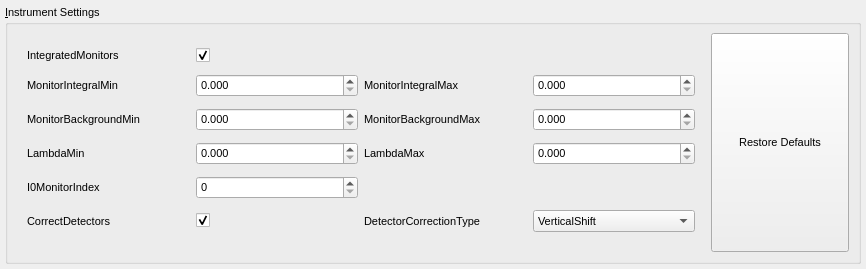
mantidproject/mantid, file qt/scientific_interfaces/ISISReflectometry/GUI/Instrument/InstrumentWidget.ui: the form before one commit.
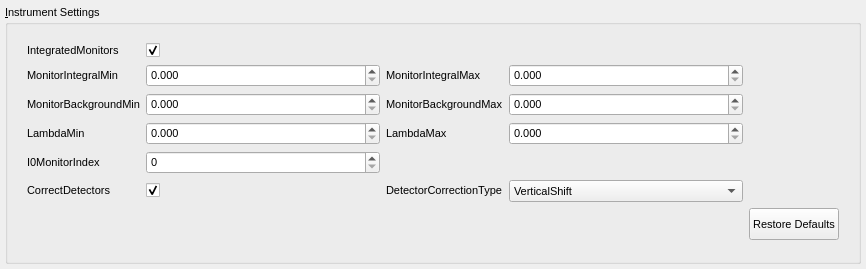
The form after the commit.

Commit message:
Add new input widgets and remove hard-coded column count
Improve layout of ui widgets. Remove all instances of hard-coded number of columns in the per-theta defaults table

Re #26063

Diff of the .ui file:
```diff
--- a/qt/scientific_interfaces/ISISReflectometry/GUI/Instrument/InstrumentWidget.ui
+++ b/qt/scientific_interfaces/ISISReflectometry/GUI/Instrument/InstrumentWidget.ui
@@ -47,9 +47,9 @@
      <property name="checkable">
       <bool>false</bool>
      </property>
-     <layout class="QHBoxLayout" name="horizontalLayout" stretch="10,2">
+     <layout class="QHBoxLayout" name="horizontalLayout" stretch="10">
       <item>
-       <layout class="QGridLayout" name="instSettingsLayout0" rowstretch="1,1,1,1,1,1" columnstretch="1,1,1,1">
+       <layout class="QGridLayout" name="instSettingsLayout0" rowstretch="0,0,0,0,0,0,0,0,0,1" columnstretch="0,0,0,0,1">
         <property name="leftMargin">
          <number>10</number>
         </property>
@@ -62,11 +62,17 @@
         <property name="bottomMargin">
          <number>10</number>
         </property>
-        <item row="5" column="0">
+        <item row="6" column="0">
          <widget class="QLabel" name="correctDetectorsLabel">
+          <property name="sizePolicy">
+           <sizepolicy hsizetype="Preferred" vsizetype="Fixed">
+            <horstretch>0</horstretch>
+            <verstretch>0</verstretch>
+           </sizepolicy>
+          </property>
           <property name="minimumSize">
            <size>
-            <width>117</width>
+            <width>0</width>
             <height>0</height>
            </size>
           </property>
@@ -75,31 +81,17 @@
           </property>
          </widget>
         </item>
-        <item row="5" column="3">
-         <widget class="QComboBox" name="detectorCorrectionTypeComboBox">
-          <property name="sizePolicy">
-           <sizepolicy hsizetype="Expanding" vsizetype="Fixed">
-            <horstretch>0</horstretch>
-            <verstretch>0</verstretch>
-           </sizepolicy>
-          </property>
-          <item>
-           <property name="text">
-            <string>VerticalShift</string>
-           </property>
-          </item>
-          <item>
-           <property name="text">
-            <string>RotateAroundSample</string>
-           </property>
-          </item>
-         </widget>
-        </item>
         <item row="3" column="0">
          <widget class="QLabel" name="lamMinLabel">
+          <property name="sizePolicy">
+           <sizepolicy hsizetype="Preferred" vsizetype="Fixed">
+            <horstretch>0</horstretch>
+            <verstretch>0</verstretch>
+           </sizepolicy>
+          </property>
           <property name="minimumSize">
            <size>
-            <width>117</width>
+            <width>17</width>
             <height>0</height>
            </size>
           </property>
@@ -108,27 +100,33 @@
           </property>
          </widget>
         </item>
-        <item row="1" column="0">
-         <widget class="QLabel" name="monIntMinLabel">
+        <item row="0" column="0">
+         <widget class="QLabel" name="intMonCheckLabel">
           <property name="sizePolicy">
-           <sizepolicy hsizetype="MinimumExpanding" vsizetype="Preferred">
+           <sizepolicy hsizetype="Preferred" vsizetype="Fixed">
             <horstretch>0</horstretch>
             <verstretch>0</verstretch>
            </sizepolicy>
           </property>
           <property name="minimumSize">
            <size>
-            <width>117</width>
+            <width>0</width>
             <height>0</height>
            </size>
           </property>
           <property name="text">
-           <string>MonitorIntegralMin</string>
+           <string>IntegratedMonitors</string>
           </property>
          </widget>
         </item>
-        <item row="4" column="0">
-         <widget class="QLabel" name="I0MonIndexLabel">
+        <item row="6" column="2">
+         <widget class="QLabel" name="detectorCorrectionTypeLabel">
+          <property name="sizePolicy">
+           <sizepolicy hsizetype="Preferred" vsizetype="Fixed">
+            <horstretch>0</horstretch>
+            <verstretch>0</verstretch>
+           </sizepolicy>
+          </property>
           <property name="minimumSize">
            <size>
             <width>117</width>
@@ -136,25 +134,32 @@
            </size>
           </property>
           <property name="text">
-           <string>I0MonitorIndex</string>
+           <string>DetectorCorrectionType</string>
           </property>
          </widget>
         </item>
-        <item row="3" column="2">
-         <widget class="QLabel" name="lamMaxLabel">
-          <property name="minimumSize">
-           <size>
-            <width>117</width>
-            <height>0</height>
-           </size>
+        <item row="2" column="3">
+         <widget class="QDoubleSpinBox" name="monBgMaxEdit">
+          <property name="decimals">
+           <number>3</number>
           </property>
-          <property name="text">
-           <string>LambdaMax</string>
+         </widget>
+        </item>
+        <item row="1" column="3">
+         <widget class="QDoubleSpinBox" name="monIntMaxEdit">
+          <property name="decimals">
+           <number>3</number>
           </property>
          </widget>
         </item>
         <item row="2" column="2">
          <widget class="QLabel" name="monBgMaxLabel">
+          <property name="sizePolicy">
+           <sizepolicy hsizetype="Preferred" vsizetype="Fixed">
+            <horstretch>0</horstretch>
+            <verstretch>0</verstretch>
+           </sizepolicy>
+          </property>
           <property name="minimumSize">
            <size>
             <width>117</width>
@@ -175,9 +180,15 @@
         </item>
         <item row="2" column="0">
          <widget class="QLabel" name="monBgMinLabel">
+          <property name="sizePolicy">
+           <sizepolicy hsizetype="Preferred" vsizetype="Fixed">
+            <horstretch>0</horstretch>
+            <verstretch>0</verstretch>
+           </sizepolicy>
+          </property>
           <property name="minimumSize">
            <size>
-            <width>117</width>
+            <width>0</width>
             <height>0</height>
            </size>
           </property>
@@ -186,68 +197,25 @@
           </property>
          </widget>
         </item>
-        <item row="1" column="2">
-         <widget class="QLabel" name="monIntMaxLabel">
-          <property name="minimumSize">
-           <size>
-            <width>117</width>
-            <height>0</height>
-           </size>
-          </property>
-          <property name="text">
-           <string>MonitorIntegralMax</string>
-          </property>
-         </widget>
-        </item>
-        <item row="0" column="0">
-         <widget class="QLabel" name="intMonCheckLabel">
-          <property name="sizePolicy">
-           <sizepolicy hsizetype="Preferred" vsizetype="Preferred">
-            <horstretch>0</horstretch>
-            <verstretch>0</verstretch>
-           </sizepolicy>
-          </property>
-          <property name="minimumSize">
-           <size>
-            <width>117</width>
-            <height>0</height>
-           </size>
-          </property>
-          <property name="text">
-           <string>IntegratedMonitors</string>
-          </property>
-         </widget>
-        </item>
-        <item row="5" column="1">
-         <widget class="QCheckBox" name="correctDetectorsCheckBox">
-          <property name="text">
-           <string/>
-          </property>
-          <property name="checked">
-           <bool>true</bool>
-          </property>
-         </widget>
-        </item>
-        <item row="5" column="2">
-         <widget class="QLabel" name="detectorCorrectionTypeLabel">
-          <property name="minimumSize">
-           <size>
-            <width>117</width>
-            <height>0</height>
-           </size>
-          </property>
-          <property name="text">
-           <string>DetectorCorrectionType</string>
-          </property>
-         </widget>
-        </item>
         <item row="4" column="1">
          <widget class="QSpinBox" name="I0MonitorIndex"/>
         </item>
-        <item row="3" column="1">
-         <widget class="QDoubleSpinBox" name="lamMinEdit">
-          <property name="decimals">
-           <number>3</number>
+        <item row="1" column="0">
+         <widget class="QLabel" name="monIntMinLabel">
+          <property name="sizePolicy">
+           <sizepolicy hsizetype="Preferred" vsizetype="Fixed">
+            <horstretch>0</horstretch>
+            <verstretch>0</verstretch>
+           </sizepolicy>
+          </property>
+          <property name="minimumSize">
+           <size>
+            <width>0</width>
+            <height>0</height>
+           </size>
+          </property>
+          <property name="text">
+           <string>MonitorIntegralMin</string>
           </property>
          </widget>
         </item>
@@ -258,17 +226,103 @@
           </property>
          </widget>
         </item>
-        <item row="2" column="1">
-         <widget class="QDoubleSpinBox" name="monBgMinEdit">
+        <item row="3" column="1">
+         <widget class="QDoubleSpinBox" name="lamMinEdit">
           <property name="decimals">
            <number>3</number>
           </property>
          </widget>
         </item>
-        <item row="2" column="3">
-         <widget class="QDoubleSpinBox" name="monBgMaxEdit">
-          <property name="decimals">
-           <number>3</number>
+        <item row="6" column="3">
+         <widget class="QComboBox" name="detectorCorrectionTypeComboBox">
+          <property name="sizePolicy">
+           <sizepolicy hsizetype="MinimumExpanding" vsizetype="Fixed">
+            <horstretch>0</horstretch>
+            <verstretch>0</verstretch>
+           </sizepolicy>
+          </property>
+          <item>
+           <property name="text">
+            <string>VerticalShift</string>
+           </property>
+          </item>
+          <item>
+           <property name="text">
+            <string>RotateAroundSample</string>
+           </property>
+          </item>
+         </widget>
+        </item>
+        <item row="3" column="2">
+         <widget class="QLabel" name="lamMaxLabel">
+          <property name="sizePolicy">
+           <sizepolicy hsizetype="Preferred" vsizetype="Fixed">
+            <horstretch>0</horstretch>
+            <verstretch>0</verstretch>
+           </sizepolicy>
+          </property>
+          <property name="minimumSize">
+           <size>
+            <width>117</width>
+            <height>0</height>
+           </size>
+          </property>
+          <property name="text">
+           <string>LambdaMax</string>
+          </property>
+         </widget>
+        </item>
+        <item row="6" column="1">
+         <widget class="QCheckBox" name="correctDetectorsCheckBox">
+          <property name="sizePolicy">
+           <sizepolicy hsizetype="MinimumExpanding" vsizetype="Fixed">
+            <horstretch>0</horstretch>
+            <verstretch>0</verstretch>
+           </sizepolicy>
+          </property>
+          <property name="text">
+           <string/>
+          </property>
+          <property name="checked">
+           <bool>true</bool>
+          </property>
+         </widget>
+        </item>
+        <item row="4" column="0">
+         <widget class="QLabel" name="I0MonIndexLabel">
+          <property name="sizePolicy">
+           <sizepolicy hsizetype="Preferred" vsizetype="Fixed">
+            <horstretch>0</horstretch>
+            <verstretch>0</verstretch>
+           </sizepolicy>
+          </property>
+          <property name="minimumSize">
+           <size>
+            <width>0</width>
+            <height>0</height>
+           </size>
+          </property>
+          <property name="text">
+           <string>I0MonitorIndex</string>
+          </property>
+         </widget>
+        </item>
+        <item row="1" column="2">
+         <widget class="QLabel" name="monIntMaxLabel">
+          <property name="sizePolicy">
+           <sizepolicy hsizetype="Preferred" vsizetype="Fixed">
+            <horstretch>0</horstretch>
+            <verstretch>0</verstretch>
+           </sizepolicy>
+          </property>
+          <property name="minimumSize">
+           <size>
+            <width>117</width>
+            <height>0</height>
+           </size>
+          </property>
+          <property name="text">
+           <string>MonitorIntegralMax</string>
           </property>
          </widget>
         </item>
@@ -279,41 +333,44 @@
           </property>
          </widget>
         </item>
-        <item row="1" column="3">
-         <widget class="QDoubleSpinBox" name="monIntMaxEdit">
+        <item row="2" column="1">
+         <widget class="QDoubleSpinBox" name="monBgMinEdit">
           <property name="decimals">
            <number>3</number>
           </property>
          </widget>
         </item>
+        <item row="9" column="4">
+         <widget class="QPushButton" name="getInstDefaultsButton">
+          <property name="sizePolicy">
+           <sizepolicy hsizetype="Fixed" vsizetype="Fixed">
+            <horstretch>0</horstretch>
+            <verstretch>0</verstretch>
+           </sizepolicy>
+          </property>
+          <property name="minimumSize">
+           <size>
+            <width>71</width>
+            <height>32</height>
+           </size>
+          </property>
+          <property name="layoutDirection">
+           <enum>Qt::RightToLeft</enum>
+          </property>
+          <property name="text">
+           <string>Restore Defaults</string>
+          </property>
+          <property name="fixedWidth" stdset="0">
+           <number>70</number>
+          </property>
+          <property name="fixedHeight" stdset="0">
+           <number>100</number>
+          </property>
+          <layout class="QHBoxLayout" name="getInstDefaultsButtonLayout"/>
+         </widget>
+        </item>
        </layout>
       </item>
-      <item>
-       <widget class="QPushButton" name="getInstDefaultsButton">
-        <property name="sizePolicy">
-         <sizepolicy hsizetype="Preferred" vsizetype="Expanding">
-          <horstretch>0</horstretch>
-          <verstretch>0</verstretch>
-         </sizepolicy>
-        </property>
-        <property name="minimumSize">
-         <size>
-          <width>71</width>
-          <height>32</height>
-         </size>
-        </property>
-        <property name="text">
-         <string>Restore Defaults</string>
-        </property>
-        <property name="fixedWidth" stdset="0">
-         <number>70</number>
-        </property>
-        <property name="fixedHeight" stdset="0">
-         <number>100</number>
-        </property>
-        <layout class="QHBoxLayout" name="getInstDefaultsButtonLayout"/>
-       </widget>
-      </item>
      </layout>
     </widget>
    </item>
```
The commit also changes 17 other files.
